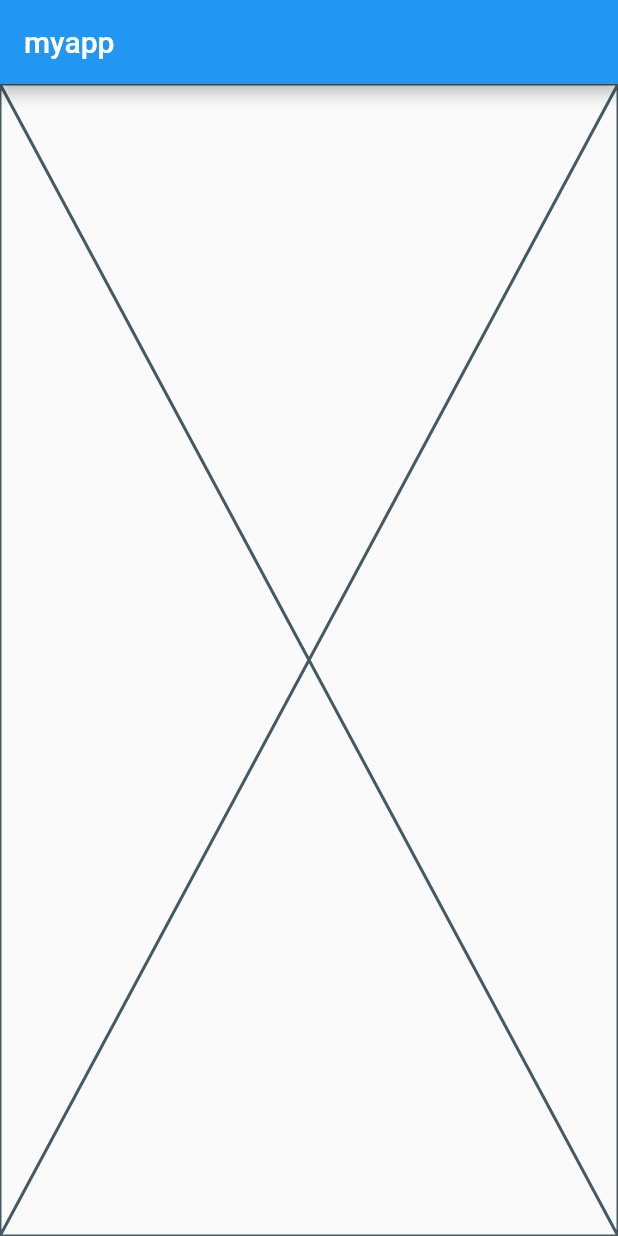
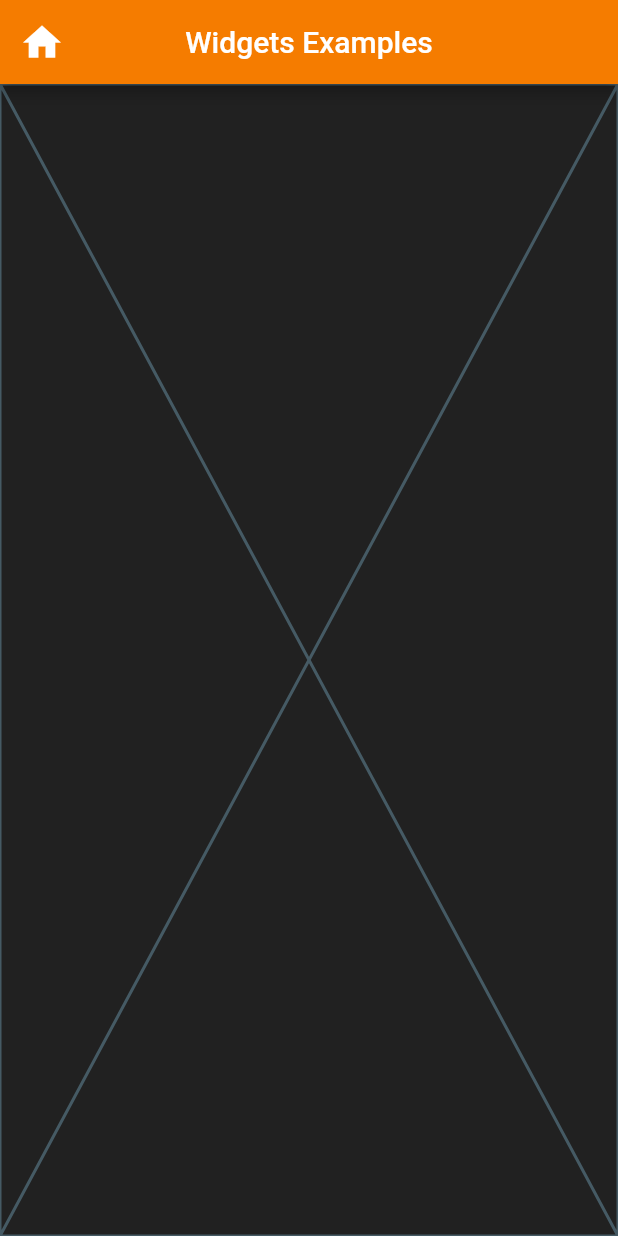
Before and after one commit to Igneele91/Dart-Flutter-Udmi2022, a Flutter app: the screen it shows after launch, on a phone screen of 412 x 824 dp. Run offline on Flutter 3.47's test engine with Material 2 defaults, Android fonts, the phone set to English and light mode, and no system bars.

Commit message:
video1 flutter1 learn f

```diff
--- a/flutter_grundlagen/lib/main.dart
+++ b/flutter_grundlagen/lib/main.dart
@@ -10,6 +10,7 @@ class MyApp extends StatelessWidget {
 
   @override
   Widget build(BuildContext context) {
-    return const MaterialApp(home: WidgetsExamplesPage());
+    return const MaterialApp(
+        debugShowCheckedModeBanner: false, home: WidgetsExamplesPage());
   }
 }
--- a/flutter_grundlagen/lib/presentation/widgets_examples/widgets_examples_page.dart
+++ b/flutter_grundlagen/lib/presentation/widgets_examples/widgets_examples_page.dart
@@ -6,9 +6,15 @@ class WidgetsExamplesPage extends StatelessWidget {
   @override
   Widget build(BuildContext context) {
     return Scaffold(
-        // backgroundcolor: Colors.grey[900],
+        backgroundColor: Colors.grey[900],
         appBar: AppBar(
-          title: const Text("myapp"),
+          leading: const Icon(
+            Icons.home,
+            size: 30,
+          ),
+          centerTitle: true, // mitte legen titel
+          backgroundColor: Colors.orange[700],
+          title: const Text("Widgets Examples"),
         ), // AppBar
         body: const Placeholder()); // Scaffold
   }
```
